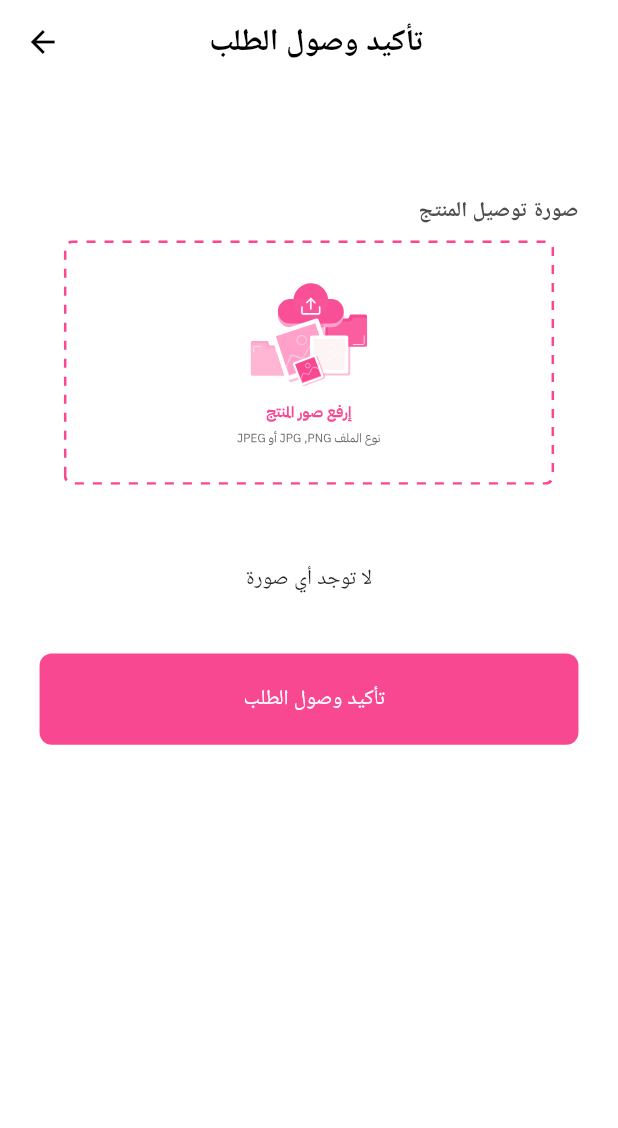
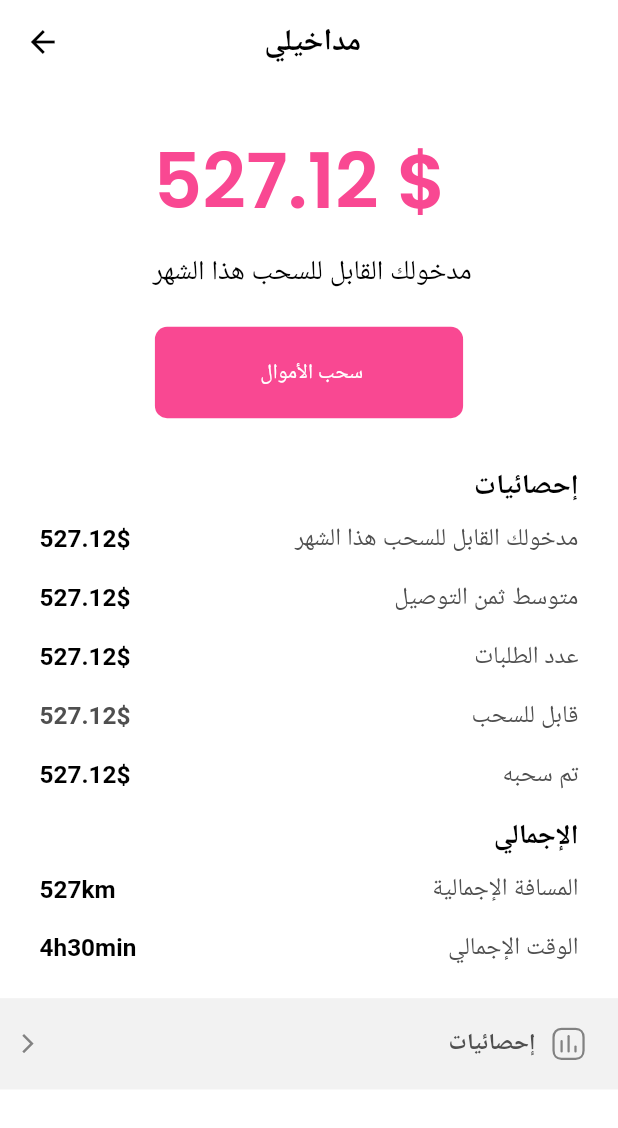
Before and after one commit to djellalifouad/momyzdelivery2, a Flutter app: the ConfirmOrder3 screen opened directly, after a tap on "فتح الخريطة الرئيسية", on a phone screen of 412 x 824 dp. Shown: the top 1128 px of the screen. Run offline on Flutter 3.47's test engine with Material 2 defaults, Android fonts, the light colour scheme and no system bars; our stand-ins replace file_picker, flutter_screenutil, flutter_svg, get, google_fonts, pin_code_fields.

Commit message:
stats interface

```diff
--- a/lib/translations/data.translation.dart
+++ b/lib/translations/data.translation.dart
@@ -4,6 +4,18 @@ class LocalString extends Translations {
   @override
   Map<String, Map<String, String>> get keys => {
         'en_US': {
+          "my_benifit": "my benifits",
+          "my_benifit_month": "Your withdrawable income this month",
+          "withdrawal2": "money withdrawal",
+          "stats": "statistics",
+          "avg_benifit": "average delivery price",
+          "sum_order": "number of orders ",
+          "available _to_withdrawal": "Possible to withdrawal",
+          "withdrawal": "withdrawn",
+          "total": "Total",
+          "you_will_withdarawal": "will pull",
+          'totalDistance': "total distance",
+          "totalTime": "total time",
           "open_map": "open principal map ",
           "no_pic": "There is no pic",
           "code_activation": "Verification code",
@@ -37,6 +49,18 @@ class LocalString extends Translations {
               "You will receive a phone message regarding the acceptance of your request by the administration. Thank you for your interest",
         },
         'ar_AR': {
+          "my_benifit": "مداخيلي ",
+          "my_benifit_month": "مدخولك القابل للسحب هذا الشهر ",
+          "withdrawal": "سحب الأموال ",
+          "stats": "إحصائيات",
+          "avg_benifit": "متوسط ثمن التوصيل ",
+          "sum_order": "عدد الطلبات ",
+          "available _to_withdrawal": "قابل للسحب ",
+          "withdrawal2": "تم سحبه ",
+          "total": "الإجمالي",
+          "you_will_withdarawal": "ستقوم بسحب مبلغ",
+          'totalDistance': "المسافة الإجمالية ",
+          "totalTime": "الوقت الإجمالي ",
           "open_map": "فتح الخريطة الرئيسية ",
           "no_pic": "لا توجد أي صورة",
           "code_activation": "كود التأكيد ",
--- a/lib/ui/views/confirmOrder/view_confirmOrder3.dart
+++ b/lib/ui/views/confirmOrder/view_confirmOrder3.dart
@@ -10,6 +10,7 @@ import 'package:get/get.dart';
 import 'package:pin_code_fields/pin_code_fields.dart';
 import '../components/component_button.dart';
 import '../components/component_textField.dart';
+import '../stats/view_stat_profile.dart';
 import '../wait_view.dart';
 
 class ConfirmOrder3 extends StatelessWidget {
@@ -46,11 +47,9 @@ class ConfirmOrder3 extends StatelessWidget {
                     SizedBox(
                       height: 40.h,
                     ),
-                    ButtonComponent('open_map'.tr, () {
-                      Navigator.push(
-                          context,
-                          MaterialPageRoute(
-                              builder: (context) => ConfirmOrder2()));
+                    ButtonComponent('open_map'.tr,(){
+                      Navigator.push(context,
+                          MaterialPageRoute(builder: (context) => StateUser()));
                     }),
                     SizedBox(
                       height: 48.h,
--- /dev/null
+++ b/lib/ui/views/stats/components/component.itemStat.dart
@@ -0,0 +1,42 @@
+import 'package:flutter/material.dart';
+import 'package:flutter_screenutil/flutter_screenutil.dart';
+import '../../../../constant/pallete.const.dart';
+import 'package:get/get.dart';
+
+class ItemStat extends StatelessWidget {
+  String title;
+  String value;
+
+  ItemStat({required this.title, required this.value});
+  @override
+  Widget build(BuildContext context) {
+    return Padding(
+      padding: EdgeInsets.only(
+        bottom: 17.h,
+      ),
+      child: Row(
+        mainAxisAlignment: MainAxisAlignment.spaceBetween,
+        children: [
+          Text(
+            this.title,
+            style: TextStyle(
+              fontSize: 16.sp,
+              fontWeight: FontWeight.w400,
+              color: Pallete.greyText,
+            ),
+          ),
+          Text(
+            this.value.toString(),
+            style: TextStyle(
+              fontSize: 16.sp,
+              fontWeight: FontWeight.w600,
+              color: title != 'available _to_withdrawal'.tr
+                  ? Colors.black
+                  : Pallete.greyText,
+            ),
+          ),
+        ],
+      ),
+    );
+  }
+}
--- /dev/null
+++ b/lib/ui/views/stats/view_stat_profile.dart
@@ -0,0 +1,215 @@
+import 'package:flutter/material.dart';
+import 'package:flutter_svg/svg.dart';
+import 'package:google_fonts/google_fonts.dart';
+import 'package:momyzdelivery/ui/views/confirmOrder/view_confirmOrder2.dart';
+import 'package:momyzdelivery/ui/views/stats/view_withdrawal.dart';
+
+import '../../../constant/pallete.const.dart';
+import 'package:flutter_screenutil/flutter_screenutil.dart';
+import 'package:flutter_screenutil/flutter_screenutil.dart';
+import 'package:get/get.dart';
+import 'package:pin_code_fields/pin_code_fields.dart';
+import '../components/component_button.dart';
+import '../components/component_textField.dart';
+import '../wait_view.dart';
+import 'components/component.itemStat.dart';
+
+class StateUser extends StatelessWidget {
+  List<Widget> images = [];
+  @override
+  Widget build(BuildContext context) {
+    return SafeArea(
+      child: Scaffold(
+        appBar: AppBar(
+            centerTitle: true,
+            title: Text(
+              "my_benifit".tr,
+              style: TextStyle(
+                fontSize: 20.sp,
+                fontWeight: FontWeight.w700,
+                color: Colors.black,
+              ),
+            ),
+            elevation: 0,
+            backgroundColor: Colors.white,
+            leading: Container(),
+            actions: [
+              Padding(
+                padding: EdgeInsets.only(
+                  left: 15.w,
+                ),
+                child: InkWell(
+                    onTap: () {
+                      Navigator.pop(context);
+                    },
+                    child: Icon(
+                      Icons.arrow_forward,
+                      color: Colors.black,
+                    )),
+              ),
+            ]),
+        backgroundColor: Pallete.backGroundColor,
+        body: Align(
+          alignment: Alignment.topRight,
+          child: SingleChildScrollView(
+            child: Column(
+              children: [
+                Padding(
+                  padding: EdgeInsets.symmetric(
+                    horizontal: 24.w,
+                  ),
+                  child: Column(
+                      crossAxisAlignment: CrossAxisAlignment.start,
+                      children: [
+                        SizedBox(
+                          height: 26.h,
+                        ),
+                        Center(
+                          child: Text(
+                            " \$ 527.12".toString(),
+                            style: GoogleFonts.poppins(
+                              fontSize: 50.sp,
+                              fontWeight: FontWeight.w600,
+                              color: Pallete.pinkColorPrinciple,
+                            ),
+                          ),
+                        ),
+                        SizedBox(height: 10.h),
+                        Center(
+                          child: Text(
+                            "my_benifit_month".tr,
+                            style: TextStyle(
+                              fontSize: 18.sp,
+                              fontWeight: FontWeight.w400,
+                              color: Colors.black,
+                            ),
+                          ),
+                        ),
+                        SizedBox(
+                          height: 24.h,
+                        ),
+                        Padding(
+                            padding: EdgeInsets.symmetric(
+                              horizontal: 70.w,
+                            ),
+                            child: ButtonComponent('withdrawal'.tr, () {
+                              Navigator.push(
+                                  context,
+                                  MaterialPageRoute(
+                                      builder: (context) => Withdrawal()));
+                            })),
+                        SizedBox(
+                          height: 32.h,
+                        ),
+                        Text(
+                          'stats'.tr,
+                          style: TextStyle(
+                            fontSize: 18.sp,
+                            fontWeight: FontWeight.w600,
+                            color: Colors.black,
+                          ),
+                        ),
+                        SizedBox(
+                          height: 12.h,
+                        ),
+                        Column(
+                          children: [
+                            ItemStat(
+                              title: 'my_benifit_month'.tr,
+                              value: "527.12\$",
+                            ),
+                            ItemStat(
+                              title: 'avg_benifit'.tr,
+                              value: "527.12\$",
+                            ),
+                            ItemStat(
+                              title: 'sum_order'.tr,
+                              value: "527.12\$",
+                            ),
+                            ItemStat(
+                              title: 'available _to_withdrawal'.tr,
+                              value: "527.12\$",
+                            ),
+                            ItemStat(
+                              title: 'withdrawal2'.tr,
+                              value: "527.12\$",
+                            ),
+                          ],
+                        ),
+                        Text(
+                          'total'.tr,
+                          style: TextStyle(
+                            fontSize: 18.sp,
+                            fontWeight: FontWeight.w600,
+                            color: Colors.black,
+                          ),
+                        ),
+                        SizedBox(
+                          height: 12.h,
+                        ),
+                        Column(
+                          children: [
+                            ItemStat(
+                              title: 'totalDistance'.tr,
+                              value: "527km",
+                            ),
+                            ItemStat(
+                              title: 'totalTime'.tr,
+                              value: "4h30min",
+                            ),
+                          ],
+                        ),
+                      ]),
+                ),
+                SizedBox(
+                  height: 5.h,
+                ),
+                Container(
+                  width: 1.sw,
+                  height: 60.h,
+                  decoration:
+                      BoxDecoration(color: Color.fromRGBO(242, 242, 242, 1)),
+                  child: Row(
+                      mainAxisAlignment: MainAxisAlignment.spaceBetween,
+                      children: [
+                        Row(
+                          children: [
+                            SizedBox(
+                              width: 20.w,
+                            ),
+                            SvgPicture.asset('assets/icons/Chart.svg'),
+                            SizedBox(
+                              width: 10.w,
+                            ),
+                            Text(
+                              'stats'.tr,
+                              style: TextStyle(
+                                fontSize: 15.sp,
+                                fontWeight: FontWeight.w600,
+                                color: Pallete.greyText,
+                              ),
+                            )
+                          ],
+                        ),
+                        Row(
+                          children: [
+                            Icon(
+                              Icons.arrow_back_ios_new,
+                              color: Color.fromRGBO(130, 130, 130, 1),
+                              size: 15.sp,
+                            ),
+                            SizedBox(
+                              width: 10.w,
+                            ),
+                          ],
+                        )
+                      ]),
+                ),
+              ],
+            ),
+          ),
+        ),
+      ),
+    );
+  }
+}
--- /dev/null
+++ b/lib/ui/views/stats/view_withdrawal.dart
@@ -0,0 +1,124 @@
+import 'dart:io';
+
+import 'package:file_picker/file_picker.dart';
+import 'package:flutter/material.dart';
+import 'package:flutter_svg/svg.dart';
+import 'package:google_fonts/google_fonts.dart';
+import 'package:momyzdelivery/ui/views/confirmOrder/view_confirmOrder3.dart';
+
+import '../../../constant/pallete.const.dart';
+import 'package:flutter_screenutil/flutter_screenutil.dart';
+import 'package:flutter_screenutil/flutter_screenutil.dart';
+import 'package:get/get.dart';
+import 'package:pin_code_fields/pin_code_fields.dart';
+import '../components/component_button.dart';
+import '../components/component_textField.dart';
+import '../wait_view.dart';
+
+class Withdrawal extends StatefulWidget {
+  @override
+  State<Withdrawal> createState() => _WithdrawalState();
+}
+
+class _WithdrawalState extends State<Withdrawal> {
+  List<Widget> images = [];
+  @override
+  Widget build(BuildContext context) {
+    return SafeArea(
+      child: Scaffold(
+        appBar: AppBar(
+            centerTitle: true,
+            title: Text(
+              "".tr,
+              style: TextStyle(
+                fontSize: 20.sp,
+                fontWeight: FontWeight.w700,
+                color: Colors.black,
+              ),
+            ),
+            elevation: 0,
+            backgroundColor: Colors.white,
+            leading: Container(),
+            actions: [
+              Padding(
+                padding: EdgeInsets.only(
+                  left: 15.w,
+                ),
+                child: InkWell(
+                    onTap: () {
+                      Navigator.pop(context);
+                    },
+                    child: Icon(
+                      Icons.arrow_forward,
+                      color: Colors.black,
+                    )),
+              ),
+            ]),
+        backgroundColor: Pallete.backGroundColor,
+        body: Padding(
+          padding: EdgeInsets.symmetric(
+            horizontal: 24.w,
+          ),
+          child: Align(
+            alignment: Alignment.topRight,
+            child: SingleChildScrollView(
+              child: Column(
+                  crossAxisAlignment: CrossAxisAlignment.start,
+                  children: [
+                    Center(child: SvgPicture.asset('assets/icons/coins.svg')),
+                    SizedBox(
+                      height: 30.h,
+                    ),
+                    Center(
+                      child: Text(
+                        "withdrawal".tr,
+                        style: TextStyle(
+                          fontSize: 26.sp,
+                          fontWeight: FontWeight.w700,
+                          color: Colors.black,
+                        ),
+                      ),
+                    ),
+                    SizedBox(
+                      height: 30.h,
+                    ),
+                    Center(
+                      child: Text(
+                        "you_will_withdarawal".tr,
+                        style: TextStyle(
+                          fontSize: 18.sp,
+                          fontWeight: FontWeight.w400,
+                          color: Colors.black,
+                        ),
+                      ),
+                    ),
+                    Center(
+                      child: Text(
+                        " \$ 527.12".toString(),
+                        style: GoogleFonts.poppins(
+                          fontSize: 50.sp,
+                          fontWeight: FontWeight.w600,
+                          color: Colors.black,
+                        ),
+                      ),
+                    ),
+                    SizedBox(
+                      height: 32.h,
+                    ),
+                    ButtonComponent('withdrawal'.tr, () {
+                      Navigator.push(
+                          context,
+                          MaterialPageRoute(
+                              builder: (context) => ConfirmOrder3()));
+                    }),
+                    SizedBox(
+                      height: 48.h,
+                    ),
+                  ]),
+            ),
+          ),
+        ),
+      ),
+    );
+  }
+}
```
Also changed, not shown: assets/icons/Chart.svg (added), assets/icons/Path.svg (added), assets/icons/coins.svg (added).
